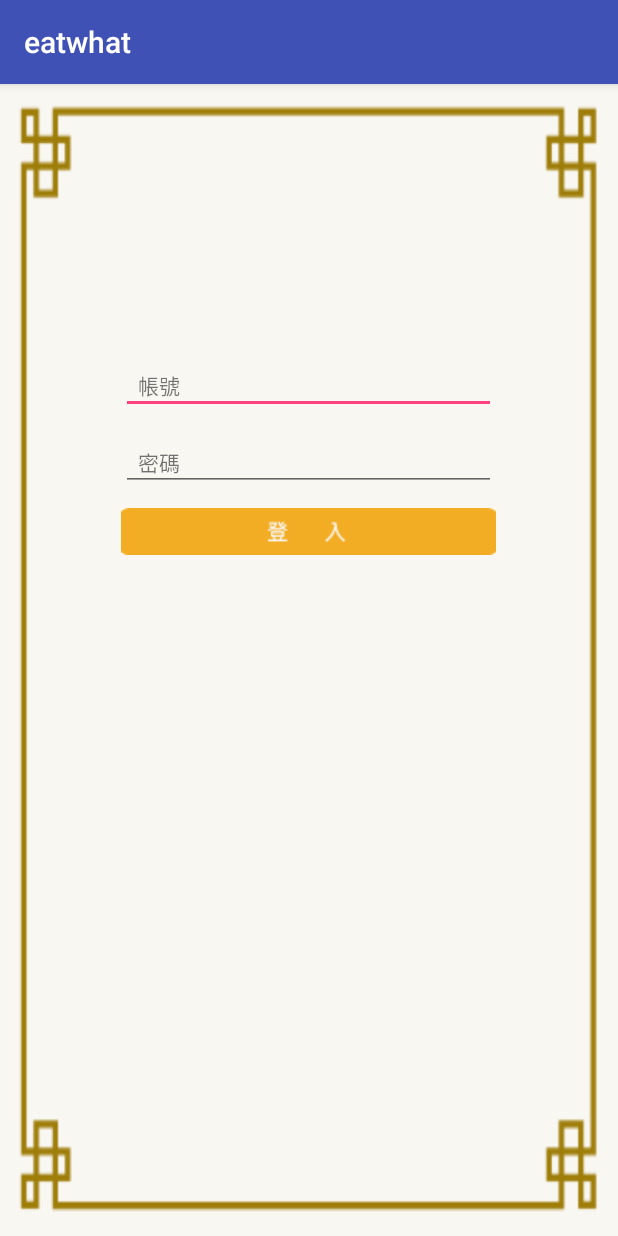
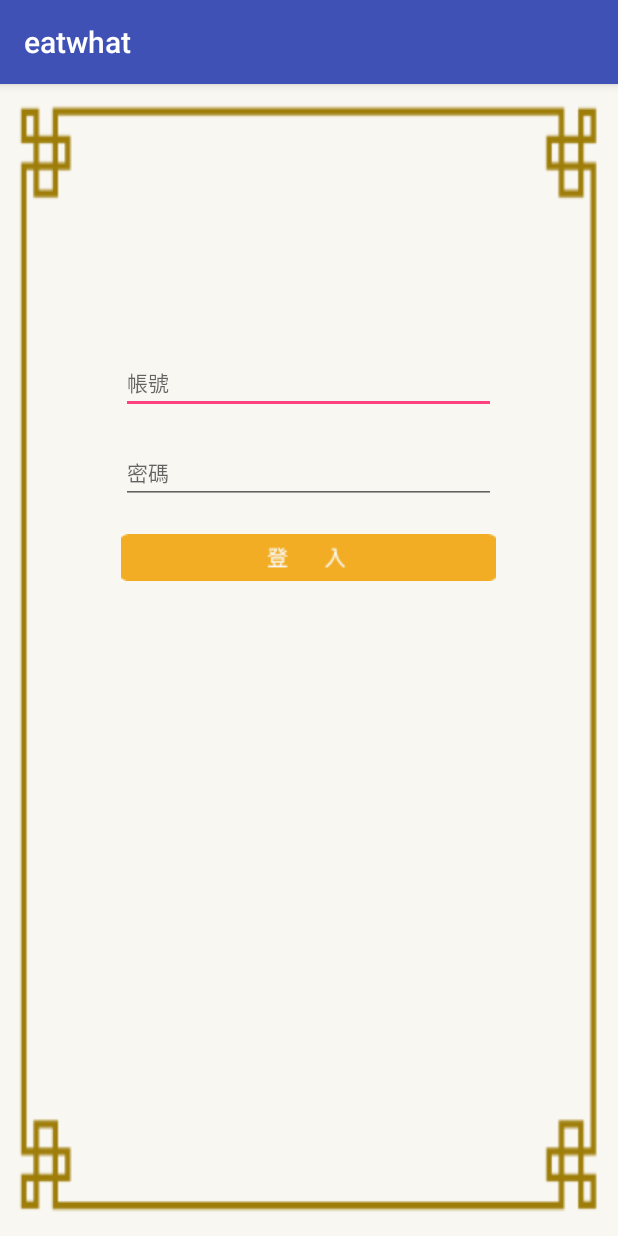
Before and after one commit to jamie012955/Eatwhat_androidstudio, an Android app: the Login screen opened directly, with no data from a screen before it, on a phone screen of 412 x 824 dp. Run offline under Robolectric (Android 15) with nearby library versions, the phone set to English and light mode, and no system bars.

Commit message:
修改介面

```diff
--- a/app/src/main/res/layout/activity_homepage.xml
+++ b/app/src/main/res/layout/activity_homepage.xml
@@ -22,7 +22,7 @@
                     <ImageButton
                         android:layout_width="wrap_content"
                         android:layout_height="wrap_content"
-                        android:id="@+id/linearLayout_homepage"
+                        android:id="@+id/start"
                         android:src="@drawable/start_butm"
                         android:layout_marginTop="140dp"
                         android:background="#00000000"
@@ -48,7 +48,8 @@
                 android:layout_height="match_parent"
                 android:id="@+id/ibMap"
                 android:src="@drawable/map_icon"
-                android:background="#000000"/>
+                android:background="#000000"
+                android:layout_alignParentBottom="true" />
 
             <ImageButton
                 style="@style/icon"
--- a/app/src/main/res/layout/activity_login.xml
+++ b/app/src/main/res/layout/activity_login.xml
@@ -4,40 +4,17 @@
     tools:context="com.inducesmile.eatwhat.Login"
     style="@style/login_body">
 
-
-    <!--<ImageView
-        android:layout_width="wrap_content"
-        android:layout_height="wrap_content"
-        android:id="@+id/imageView"
-        android:src="@drawable/login_littlebg"
-        android:layout_alignParentTop="true"
-        android:background="@drawable/login_littlebg"
-        android:layout_alignParentEnd="true" />-->
-
     <EditText
         android:layout_width="250dp"
         android:layout_height="40dp"
         android:inputType="textPersonName"
         android:ems="10"
-        android:id="@+id/editText"
+        android:id="@+id/tfaccount"
         android:layout_gravity="center"
         android:layout_marginTop="180dp"
         android:password="false"
-        android:layout_alignParentTop="true"
-        android:layout_centerHorizontal="true" />
-
-    <TextView
-        android:layout_width="wrap_content"
-        android:layout_height="wrap_content"
-        android:textAppearance="?android:attr/textAppearanceSmall"
-        android:text="帳號"
-        android:id="@+id/textView3"
-        android:layout_marginTop="-30dp"
-        android:layout_marginLeft="-100dp"
-        android:layout_gravity="center"
-        android:layout_alignBaseline="@+id/editText"
-        android:layout_alignBottom="@+id/editText"
-        android:layout_alignStart="@+id/editText" />
+        android:hint="帳號"
+        android:textAppearance="?android:attr/textAppearanceSmall" />
 
     <EditText
         android:layout_width="250dp"
@@ -46,25 +23,10 @@
         android:ems="10"
         android:layout_gravity="center"
         android:layout_marginTop="20dp"
-        android:id="@+id/editText2"
-        android:layout_below="@+id/editText"
-        android:layout_centerHorizontal="true" />
+        android:id="@+id/tfpass"
 
-    <TextView
-        android:layout_width="wrap_content"
-        android:layout_height="wrap_content"
-        android:textAppearance="?android:attr/textAppearanceSmall"
-        android:text="密碼"
-        android:id="@+id/textView2"
-        android:layout_marginTop="-30dp"
-        android:layout_marginLeft="-100dp"
-        android:layout_gravity="center"
-        android:layout_below="@+id/editText"
-        android:layout_alignStart="@+id/editText2"
-        android:layout_alignBottom="@+id/editText2"
-        android:layout_alignEnd="@+id/textView3" />
-
-
+        android:hint="密碼"
+        android:textAppearance="?android:attr/textAppearanceSmall"/>
 
     <ImageButton
         android:layout_width="wrap_content"
@@ -73,9 +35,6 @@
         android:layout_marginBottom="94dp"
         android:src="@drawable/login_button"
         android:layout_marginTop="20dp"
-        android:layout_alignParentBottom="true"
-        android:layout_centerHorizontal="true"
         android:layout_gravity="center"
         android:background="#ffffff" />
-
 </LinearLayout>
--- a/app/src/main/res/layout/activity_main.xml
+++ b/app/src/main/res/layout/activity_main.xml
@@ -9,8 +9,7 @@
         android:layout_width="wrap_content"
         android:layout_height="wrap_content"
         android:id="@+id/imageView2"
-        android:src="@drawable/logo_photo"
-        android:layout_alignStart="@+id/ibRegist" />
+        android:src="@drawable/logo_photo" />
 
     <ImageButton
         android:layout_width="wrap_content"
@@ -19,7 +18,6 @@
         android:src="@drawable/first_login"
         android:background="#00000000"
         android:layout_above="@+id/imageButton2"
-        android:layout_alignStart="@+id/imageButton2"
         android:id="@+id/ibLogin" />
 
     <ImageButton
```
Also changed, not shown: app/src/main/res/layout/activity_registered_login.xml (+9 -36 lines), app/src/main/res/layout/activity_selector.xml (+4 -16 lines).
